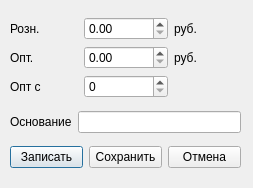
First picture: the form in searcher/whitepriceseditor.ui, repository qks1/erk, before the edit.
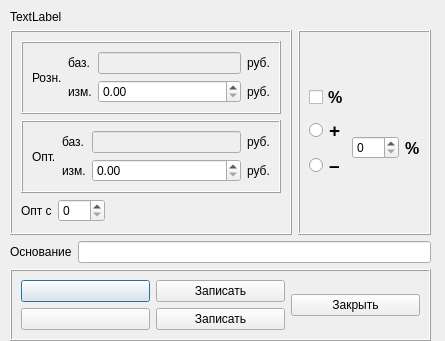
Second picture: the form after the edit. Icons and pictures are not drawn.

Diff of the .ui file:
```diff
--- a/searcher/whitepriceseditor.ui
+++ b/searcher/whitepriceseditor.ui
@@ -6,83 +6,324 @@
    <rect>
     <x>0</x>
     <y>0</y>
-    <width>253</width>
-    <height>188</height>
+    <width>445</width>
+    <height>341</height>
    </rect>
   </property>
   <property name="windowTitle">
    <string>Dialog</string>
   </property>
-  <widget class="QWidget" name="">
+  <widget class="QWidget" name="layoutWidget">
    <property name="geometry">
     <rect>
      <x>10</x>
      <y>10</y>
-     <width>231</width>
-     <height>167</height>
+     <width>421</width>
+     <height>331</height>
     </rect>
    </property>
    <layout class="QVBoxLayout" name="main_layout">
     <item>
-     <layout class="QGridLayout" name="grid_layout">
-      <item row="0" column="0">
+     <widget class="QLabel" name="name_label">
+      <property name="text">
+       <string>TextLabel</string>
+      </property>
+     </widget>
+    </item>
+    <item>
+     <layout class="QHBoxLayout" name="top_layout">
+      <item>
+       <widget class="QFrame" name="prices_frame">
+        <property name="frameShape">
+         <enum>QFrame::Box</enum>
+        </property>
+        <property name="frameShadow">
+         <enum>QFrame::Raised</enum>
+        </property>
+        <layout class="QVBoxLayout" name="prices_layout">
+         <item>
+          <widget class="QFrame" name="retail_frame">
+           <property name="frameShape">
+            <enum>QFrame::Box</enum>
+           </property>
+           <property name="frameShadow">
+            <enum>QFrame::Raised</enum>
+           </property>
+           <layout class="QGridLayout" name="retail_layout">
+            <item row="0" column="1">
+             <widget class="QLabel" name="label_3">
+              <property name="text">
+               <string>баз.</string>
+              </property>
+             </widget>
+            </item>
+            <item row="1" column="3">
+             <widget class="QLabel" name="rub1_label">
+              <property name="text">
+               <string>руб.</string>
+              </property>
+             </widget>
+            </item>
+            <item row="1" column="2">
+             <widget class="QDoubleSpinBox" name="retail_spinbox">
+              <property name="maximum">
+               <double>1000000.000000000000000</double>
+              </property>
+             </widget>
+            </item>
+            <item row="0" column="0" rowspan="2">
        <widget class="QLabel" name="retail_label">
         <property name="text">
          <string>Розн.</string>
         </property>
        </widget>
       </item>
-      <item row="0" column="1">
-       <widget class="QDoubleSpinBox" name="retail_spinbox">
-        <property name="maximum">
-         <double>1000000.000000000000000</double>
+            <item row="1" column="1">
+             <widget class="QLabel" name="label">
+              <property name="text">
+               <string>изм.</string>
         </property>
        </widget>
       </item>
-      <item row="0" column="2">
-       <widget class="QLabel" name="rub1_label">
+            <item row="0" column="3">
+             <widget class="QLabel" name="rub1_label_2">
         <property name="text">
          <string>руб.</string>
         </property>
        </widget>
       </item>
-      <item row="1" column="0">
-       <widget class="QLabel" name="whole_label">
+            <item row="0" column="2">
+             <widget class="QLineEdit" name="retail_base">
+              <property name="enabled">
+               <bool>false</bool>
+              </property>
+             </widget>
+            </item>
+           </layout>
+          </widget>
+         </item>
+         <item>
+          <widget class="QFrame" name="whole_frame">
+           <property name="frameShape">
+            <enum>QFrame::Box</enum>
+           </property>
+           <property name="frameShadow">
+            <enum>QFrame::Raised</enum>
+           </property>
+           <layout class="QGridLayout" name="whole_layout">
+            <item row="0" column="0" rowspan="2">
+             <widget class="QLabel" name="retail_label_2">
         <property name="text">
          <string>Опт.</string>
         </property>
        </widget>
       </item>
+            <item row="0" column="1">
+             <widget class="QLabel" name="label_4">
+              <property name="text">
+               <string>баз.</string>
+              </property>
+             </widget>
+            </item>
+            <item row="0" column="2">
+             <widget class="QLineEdit" name="whole_base">
+              <property name="enabled">
+               <bool>false</bool>
+              </property>
+             </widget>
+            </item>
+            <item row="0" column="3">
+             <widget class="QLabel" name="rub1_label_3">
+              <property name="text">
+               <string>руб.</string>
+              </property>
+             </widget>
+            </item>
       <item row="1" column="1">
+             <widget class="QLabel" name="label_2">
+              <property name="text">
+               <string>изм.</string>
+              </property>
+             </widget>
+            </item>
+            <item row="1" column="2">
        <widget class="QDoubleSpinBox" name="whole_spinbox">
         <property name="maximum">
          <double>1000000.000000000000000</double>
         </property>
        </widget>
       </item>
-      <item row="1" column="2">
-       <widget class="QLabel" name="rub2_label">
+            <item row="1" column="3">
+             <widget class="QLabel" name="rub1_label_4">
         <property name="text">
          <string>руб.</string>
         </property>
        </widget>
       </item>
-      <item row="2" column="0">
+           </layout>
+          </widget>
+         </item>
+         <item>
+          <layout class="QHBoxLayout" name="horizontalLayout_3" stretch="0,0,0">
+           <item>
        <widget class="QLabel" name="whole_begin_label">
         <property name="text">
          <string>Опт с</string>
         </property>
        </widget>
       </item>
-      <item row="2" column="2">
-       <widget class="QLabel" name="unit_label">
+           <item>
+            <widget class="QSpinBox" name="begin_spinbox">
+             <property name="maximumSize">
+              <size>
+               <width>50</width>
+               <height>50</height>
+              </size>
+             </property>
+             <property name="maximum">
+              <number>105</number>
+             </property>
+            </widget>
+           </item>
+           <item>
+            <spacer name="horizontalSpacer">
+             <property name="orientation">
+              <enum>Qt::Horizontal</enum>
+             </property>
+             <property name="sizeHint" stdset="0">
+              <size>
+               <width>40</width>
+               <height>20</height>
+              </size>
+             </property>
+            </spacer>
+           </item>
+          </layout>
+         </item>
+         <item>
+          <spacer name="verticalSpacer_3">
+           <property name="orientation">
+            <enum>Qt::Vertical</enum>
+           </property>
+           <property name="sizeHint" stdset="0">
+            <size>
+             <width>20</width>
+             <height>40</height>
+            </size>
+           </property>
+          </spacer>
+         </item>
+        </layout>
+       </widget>
+      </item>
+      <item>
+       <widget class="QFrame" name="percents_frame">
+        <property name="frameShape">
+         <enum>QFrame::Box</enum>
+        </property>
+        <property name="frameShadow">
+         <enum>QFrame::Raised</enum>
+        </property>
+        <layout class="QVBoxLayout" name="percents_layout">
+         <item>
+          <spacer name="verticalSpacer">
+           <property name="orientation">
+            <enum>Qt::Vertical</enum>
+           </property>
+           <property name="sizeHint" stdset="0">
+            <size>
+             <width>20</width>
+             <height>40</height>
+            </size>
+           </property>
+          </spacer>
+         </item>
+         <item>
+          <widget class="QCheckBox" name="percents_checkbox">
+           <property name="font">
+            <font>
+             <pointsize>12</pointsize>
+             <weight>75</weight>
+             <bold>true</bold>
+            </font>
+           </property>
         <property name="text">
-         <string/>
+            <string>%</string>
         </property>
        </widget>
       </item>
-      <item row="2" column="1">
-       <widget class="QSpinBox" name="begin_spinbox"/>
+         <item>
+          <layout class="QHBoxLayout" name="reg_layout">
+           <item>
+            <layout class="QVBoxLayout" name="plusminus_layout">
+             <item>
+              <widget class="QRadioButton" name="plus_button">
+               <property name="font">
+                <font>
+                 <pointsize>14</pointsize>
+                 <weight>75</weight>
+                 <bold>true</bold>
+                </font>
+               </property>
+               <property name="text">
+                <string>+</string>
+               </property>
+              </widget>
+             </item>
+             <item>
+              <widget class="QRadioButton" name="minus_button">
+               <property name="font">
+                <font>
+                 <pointsize>14</pointsize>
+                 <weight>75</weight>
+                 <bold>true</bold>
+                </font>
+               </property>
+               <property name="text">
+                <string>–</string>
+               </property>
+              </widget>
+             </item>
+            </layout>
+           </item>
+           <item>
+            <widget class="QSpinBox" name="percents_spinbox">
+             <property name="maximum">
+              <number>100</number>
+             </property>
+            </widget>
+           </item>
+           <item>
+            <widget class="QLabel" name="percets_layout">
+             <property name="font">
+              <font>
+               <pointsize>12</pointsize>
+               <weight>75</weight>
+               <bold>true</bold>
+              </font>
+             </property>
+             <property name="text">
+              <string>%</string>
+             </property>
+            </widget>
+           </item>
+          </layout>
+         </item>
+         <item>
+          <spacer name="verticalSpacer_2">
+           <property name="orientation">
+            <enum>Qt::Vertical</enum>
+           </property>
+           <property name="sizeHint" stdset="0">
+            <size>
+             <width>20</width>
+             <height>40</height>
+            </size>
+           </property>
+          </spacer>
+         </item>
+        </layout>
+       </widget>
       </item>
      </layout>
     </item>
@@ -101,33 +342,84 @@
      </layout>
     </item>
     <item>
-     <layout class="QHBoxLayout" name="buttons_layout">
-      <item>
-       <widget class="QPushButton" name="apply_button">
+     <widget class="QFrame" name="buttons_frame">
+      <property name="frameShape">
+       <enum>QFrame::Box</enum>
+      </property>
+      <property name="frameShadow">
+       <enum>QFrame::Raised</enum>
+      </property>
+      <layout class="QGridLayout" name="bottom_layout">
+       <item row="0" column="0">
+        <widget class="QPushButton" name="up_button">
         <property name="text">
+          <string/>
+         </property>
+         <property name="icon">
+          <iconset resource="../images.qrc">
+           <normaloff>:/up</normaloff>:/up</iconset>
+         </property>
+        </widget>
+       </item>
+       <item row="0" column="1">
+        <widget class="QPushButton" name="up_write_button">
+         <property name="text">
          <string>Записать</string>
         </property>
-       </widget>
-      </item>
-      <item>
-       <widget class="QPushButton" name="save_button">
+         <property name="icon">
+          <iconset resource="../images.qrc">
+           <normaloff>:/up</normaloff>:/up</iconset>
+         </property>
+        </widget>
+       </item>
+       <item row="0" column="2" rowspan="2">
+        <widget class="QPushButton" name="close_button">
         <property name="text">
-         <string>Сохранить</string>
+          <string>Закрыть</string>
         </property>
        </widget>
       </item>
-      <item>
-       <widget class="QPushButton" name="cancel_button">
+       <item row="1" column="0">
+        <widget class="QPushButton" name="down_button">
         <property name="text">
-         <string>Отмена</string>
-        </property>
-       </widget>
-      </item>
-     </layout>
+          <string/>
+         </property>
+         <property name="icon">
+          <iconset resource="../images.qrc">
+           <normaloff>:/down</normaloff>:/down</iconset>
+         </property>
+        </widget>
+       </item>
+       <item row="1" column="1">
+        <widget class="QPushButton" name="down_write_button">
+         <property name="text">
+          <string>Записать</string>
+         </property>
+         <property name="icon">
+          <iconset resource="../images.qrc">
+           <normaloff>:/down</normaloff>:/down</iconset>
+         </property>
+        </widget>
+       </item>
+      </layout>
+     </widget>
     </item>
    </layout>
   </widget>
- </widget>
- <resources/>
+  <widget class="QWidget" name="layoutWidget">
+   <property name="geometry">
+    <rect>
+     <x>10</x>
+     <y>0</y>
+     <width>2</width>
+     <height>2</height>
+    </rect>
+   </property>
+   <layout class="QHBoxLayout" name="horizontalLayout_4"/>
+  </widget>
+ </widget>
+ <resources>
+  <include location="../images.qrc"/>
+ </resources>
  <connections/>
 </ui>
```
Lines whose indentation alone changed are shown as unchanged.
